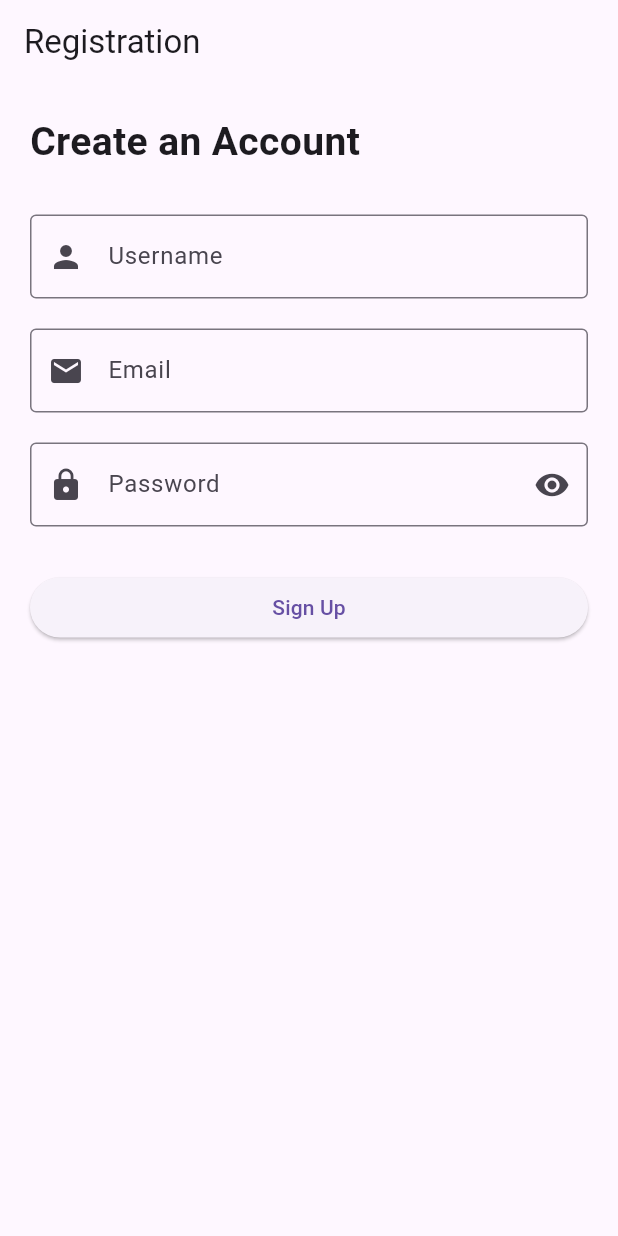
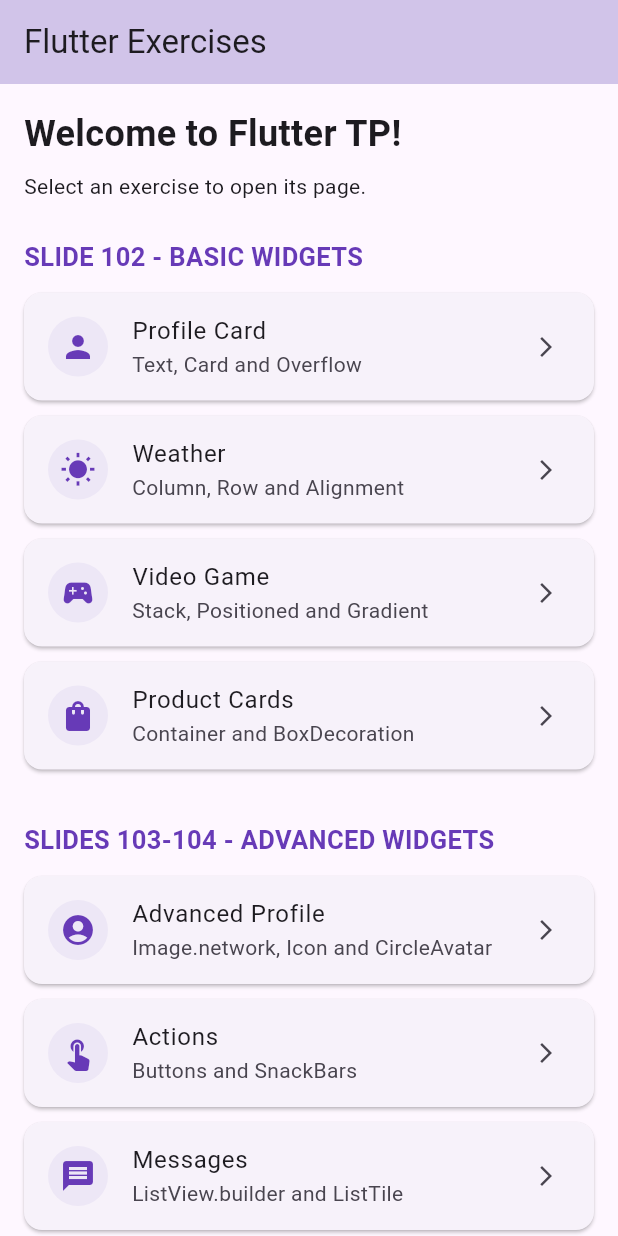
Before and after one commit to AlexTng44000/tp_flutter, a Flutter app: the screen it shows after launch, on a phone screen of 412 x 824 dp. Run offline on Flutter 3.47's test engine with Material 3 defaults, Android fonts, the phone set to English and light mode, and no system bars.

Commit message:
feat: add home menu with all widgets

```diff
--- a/lib/main.dart
+++ b/lib/main.dart
@@ -1,6 +1,6 @@
 
 import 'package:flutter/material.dart';
-import 'widgets/registration_page.dart';
+import 'widgets/exercises_home_page.dart';
 
 void main() {
   runApp(const MyApp());
@@ -11,8 +11,9 @@
 
   @override
   Widget build(BuildContext context) {
-    return MaterialApp(
-      home: RegistrationPage(),
+    return const MaterialApp(
+      debugShowCheckedModeBanner: false,
+      home: ExercisesHomePage(),
     );
   }
 }
--- /dev/null
+++ b/lib/widgets/exercises_home_page.dart
@@ -0,0 +1,215 @@
+
+import 'package:flutter/material.dart';
+
+import 'profile_page.dart';
+import 'weather_page.dart';
+import 'game_page.dart';
+import 'products_page.dart';
+import 'advanced_profile_page.dart';
+import 'actions_page.dart';
+import 'messages_page.dart';
+import 'gallery_page.dart';
+import 'registration_page.dart';
+import 'home_page.dart';
+
+// Exercise information
+class Exercise {
+  final String title;
+  final String description;
+  final IconData icon;
+  final Widget page;
+
+  const Exercise({
+    required this.title,
+    required this.description,
+    required this.icon,
+    required this.page,
+  });
+}
+
+class ExercisesHomePage extends StatelessWidget {
+  const ExercisesHomePage({super.key});
+
+  // SLIDE 102 - Basic widgets
+  static const List<Exercise> basicExercises = [
+    Exercise(
+      title: 'Profile Card',
+      description: 'Text, Card and Overflow',
+      icon: Icons.person,
+      page: ProfilePage(),
+    ),
+    Exercise(
+      title: 'Weather',
+      description: 'Column, Row and Alignment',
+      icon: Icons.wb_sunny,
+      page: WeatherPage(),
+    ),
+    Exercise(
+      title: 'Video Game',
+      description: 'Stack, Positioned and Gradient',
+      icon: Icons.sports_esports,
+      page: GamePage(),
+    ),
+    Exercise(
+      title: 'Product Cards',
+      description: 'Container and BoxDecoration',
+      icon: Icons.shopping_bag,
+      page: ProductsPage(),
+    ),
+  ];
+
+  // SLIDES 103-104 - Advanced widgets
+  static const List<Exercise> advancedExercises = [
+    Exercise(
+      title: 'Advanced Profile',
+      description: 'Image.network, Icon and CircleAvatar',
+      icon: Icons.account_circle,
+      page: AdvancedProfilePage(),
+    ),
+    Exercise(
+      title: 'Actions',
+      description: 'Buttons and SnackBars',
+      icon: Icons.touch_app,
+      page: ActionsPage(),
+    ),
+    Exercise(
+      title: 'Messages',
+      description: 'ListView.builder and ListTile',
+      icon: Icons.message,
+      page: MessagesPage(),
+    ),
+    Exercise(
+      title: 'Product Gallery',
+      description: 'GridView.builder and GridView.count',
+      icon: Icons.grid_view,
+      page: GalleryPage(),
+    ),
+    Exercise(
+      title: 'Registration',
+      description: 'Form, Validation and TextFormField',
+      icon: Icons.app_registration,
+      page: RegistrationPage(),
+    ),
+  ];
+
+  // Open the selected exercise
+  void openExercise(BuildContext context, Widget page) {
+    Navigator.push(
+      context,
+      MaterialPageRoute<void>(
+        builder: (context) => page,
+      ),
+    );
+  }
+
+  // Build an exercise card
+  Widget buildExerciseCard(
+      BuildContext context,
+      Exercise exercise,
+      ) {
+    return Card(
+      margin: const EdgeInsets.only(bottom: 10),
+      child: ListTile(
+        leading: CircleAvatar(
+          backgroundColor: Colors.deepPurple.shade50,
+          child: Icon(
+            exercise.icon,
+            color: Colors.deepPurple,
+          ),
+        ),
+        title: Text(exercise.title),
+        subtitle: Text(exercise.description),
+        trailing: const Icon(Icons.arrow_forward_ios, size: 16),
+        onTap: () {
+          openExercise(context, exercise.page);
+        },
+      ),
+    );
+  }
+
+  @override
+  Widget build(BuildContext context) {
+    return Scaffold(
+      appBar: AppBar(
+        title: const Text('Flutter Exercises'),
+        backgroundColor: Colors.deepPurple.shade100,
+      ),
+      body: ListView(
+        padding: const EdgeInsets.all(16),
+        children: [
+          const Text(
+            'Welcome to Flutter TP!',
+            style: TextStyle(
+              fontSize: 24,
+              fontWeight: FontWeight.bold,
+            ),
+          ),
+
+          const SizedBox(height: 8),
+
+          const Text(
+            'Select an exercise to open its page.',
+          ),
+
+          const SizedBox(height: 25),
+
+          // Basic widgets section
+          const Text(
+            'SLIDE 102 - BASIC WIDGETS',
+            style: TextStyle(
+              fontSize: 17,
+              fontWeight: FontWeight.bold,
+              color: Colors.deepPurple,
+            ),
+          ),
+
+          const SizedBox(height: 12),
+
+          for (final exercise in basicExercises)
+            buildExerciseCard(context, exercise),
+
+          const SizedBox(height: 25),
+
+          // Advanced widgets section
+          const Text(
+            'SLIDES 103-104 - ADVANCED WIDGETS',
+            style: TextStyle(
+              fontSize: 17,
+              fontWeight: FontWeight.bold,
+              color: Colors.deepPurple,
+            ),
+          ),
+
+          const SizedBox(height: 12),
+
+          for (final exercise in advancedExercises)
+            buildExerciseCard(context, exercise),
+
+          const SizedBox(height: 25),
+
+          // Previous exercise
+          const Text(
+            'OTHER EXERCISES',
+            style: TextStyle(
+              fontSize: 17,
+              fontWeight: FontWeight.bold,
+              color: Colors.deepPurple,
+            ),
+          ),
+
+          const SizedBox(height: 12),
+
+          buildExerciseCard(
+            context,
+            const Exercise(
+              title: 'Preferences',
+              description: 'Switch, DatePicker and Dialog',
+              icon: Icons.settings,
+              page: PreferencesPage(),
+            ),
+          ),
+        ],
+      ),
+    );
+  }
+}
```
